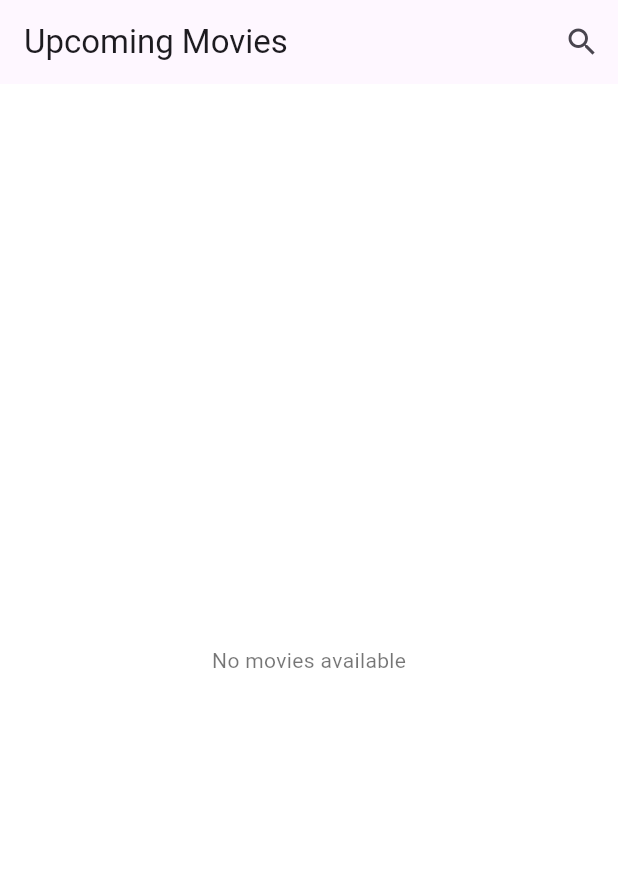
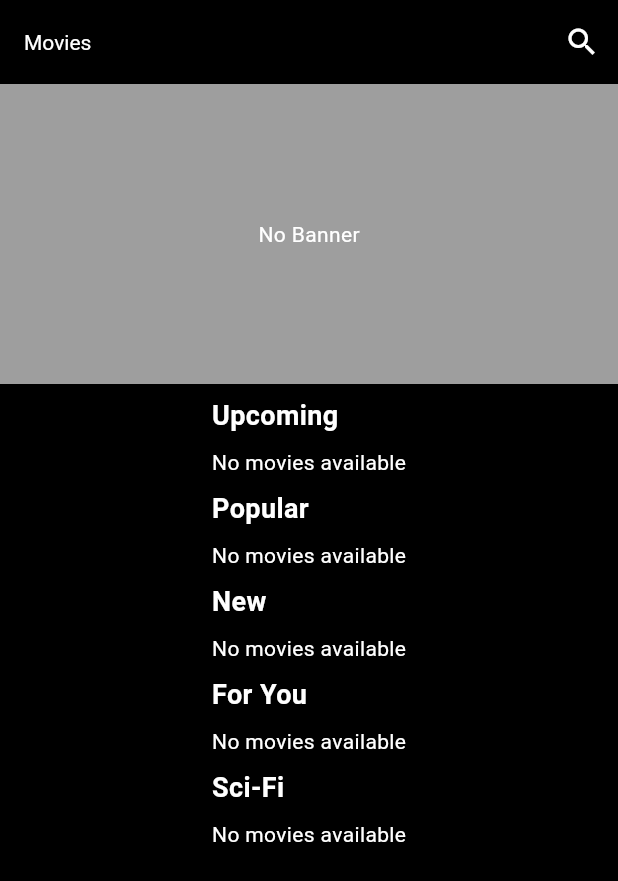
Before and after one commit to mrehman11068/moviesapptest, a Flutter app: the screen it shows after launch, on a phone screen of 412 x 824 dp. Shown: the top 881 px of the screen. Run offline on Flutter 3.47's test engine with Material 3 defaults, Android fonts, the phone set to English and light mode, and no system bars; our stand-ins replace dio, get, video_player; network calls fail.

Commit message:
first commit

```diff
--- a/lib/models/movie.dart
+++ b/lib/models/movie.dart
@@ -3,6 +3,7 @@ class Movie {
   final String title;
   final String overview;
   final String posterPath;
+  final String backdropPath; // <-- New field
   final String releaseDate;
 
   Movie({
@@ -10,6 +11,7 @@ class Movie {
     required this.title,
     required this.overview,
     required this.posterPath,
+    required this.backdropPath,
     required this.releaseDate,
   });
 
@@ -19,6 +21,7 @@ class Movie {
       title: json['title'] ?? '',
       overview: json['overview'] ?? '',
       posterPath: json['poster_path'] ?? '',
+      backdropPath: json['backdrop_path'] ?? '',
       releaseDate: json['release_date'] ?? '',
     );
   }
--- a/lib/utils/app_theme.dart
+++ b/lib/utils/app_theme.dart
@@ -1,11 +1,33 @@
 import 'package:flutter/material.dart';
 
 final ThemeData appThemeData = ThemeData(
-  primarySwatch: Colors.blue,
-  scaffoldBackgroundColor: Colors.white,
+  scaffoldBackgroundColor: Colors.black,
+  appBarTheme: AppBarTheme(
+    backgroundColor: Colors.black,
+    titleTextStyle: TextStyle(color: Colors.white),
+    iconTheme: IconThemeData(
+      color: Colors.white
+    )
+  ),
   textTheme: TextTheme(
-    bodyLarge: TextStyle(fontSize: 16.0, color: Colors.black),
-    bodyMedium: TextStyle(fontSize: 14.0, color: Colors.black54),
-    bodySmall: TextStyle(fontSize: 14.0, color: Colors.black54),
+    headlineLarge: TextStyle(fontSize: 16.0, color: Colors.white),
+    headlineMedium: TextStyle(fontSize: 16.0, color: Colors.white),
+    headlineSmall: TextStyle(fontSize: 16.0, color: Colors.white),
+
+    displayLarge: TextStyle(fontSize: 16.0, color: Colors.white),
+    displayMedium: TextStyle(fontSize: 16.0, color: Colors.white),
+    displaySmall: TextStyle(fontSize: 16.0, color: Colors.white),
+
+    titleLarge: TextStyle(fontSize: 16.0, color: Colors.white),
+    titleMedium: TextStyle(fontSize: 16.0, color: Colors.white),
+    titleSmall: TextStyle(fontSize: 16.0, color: Colors.white),
+
+    labelLarge: TextStyle(fontSize: 16.0, color: Colors.white),
+    labelMedium: TextStyle(fontSize: 16.0, color: Colors.white),
+    labelSmall: TextStyle(fontSize: 16.0, color: Colors.white),
+
+    bodyLarge: TextStyle(fontSize: 16.0, color: Colors.white),
+    bodyMedium: TextStyle(fontSize: 14.0, color: Colors.white),
+    bodySmall: TextStyle(fontSize: 14.0, color: Colors.white),
   ),
 );
--- a/lib/views/movie_list_screen.dart
+++ b/lib/views/movie_list_screen.dart
@@ -1,53 +1,159 @@
 import 'package:flutter/material.dart';
 import 'package:get/get.dart';
-import '../controllers/movie_controller.dart';
+import '../controllers/movie_category_controller.dart';
 import '../models/movie.dart';
 import '../utils/common_widgets.dart';
 
 class MovieListScreen extends StatelessWidget {
-  final MovieController movieController = Get.put(MovieController());
+  final MovieCategoryController categoryController = Get.put(MovieCategoryController());
+
+  /// Build the banner widget using upcoming movies’ backdrop images.
+  Widget buildBanner() {
+    return Obx(() {
+      if (categoryController.isLoadingUpcoming.value) {
+        return LoadingWidget(message: 'Loading Banner...');
+      } else if (categoryController.upcomingMovies.isEmpty) {
+        return Container(
+          height: 200,
+          color: Colors.grey,
+          child: Center(child: Text('No Banner')),
+        );
+      } else {
+        return SizedBox(
+          height: 200,
+          child: PageView.builder(
+            itemCount: categoryController.upcomingMovies.length,
+            itemBuilder: (context, index) {
+              Movie movie = categoryController.upcomingMovies[index];
+              return GestureDetector(
+                onTap: () {
+                  Get.toNamed('/movie_detail', arguments: movie);
+                },
+                child: Stack(
+                  fit: StackFit.expand,
+                  children: [
+                    Image.network(
+                      movie.backdropPath.isNotEmpty
+                          ? 'https://image.tmdb.org/t/p/w780${movie.backdropPath}'
+                          : 'https://via.placeholder.com/780x200?text=No+Image',
+                      fit: BoxFit.cover,
+                    ),
+                    Container(
+                      color: Colors.black26,
+                      alignment: Alignment.bottomLeft,
+                      padding: EdgeInsets.all(16),
+                      child: Text(
+                        movie.title,
+                        style: TextStyle(
+                            color: Colors.white,
+                            fontSize: 20,
+                            fontWeight: FontWeight.bold
+                        ),
+                      ),
+                    ),
+                  ],
+                ),
+              );
+            },
+          ),
+        );
+      }
+    });
+  }
+
+  /// Build a section for a category with a horizontal list of movies.
+  Widget buildCategorySection(String title, RxBool isLoading, RxList<Movie> movies) {
+    return Column(
+      crossAxisAlignment: CrossAxisAlignment.start,
+      children: [
+        Padding(
+          padding: EdgeInsets.symmetric(horizontal: 16, vertical: 8),
+          child: Text(
+            title,
+            style: TextStyle(fontSize: 18, fontWeight: FontWeight.bold, color: Colors.white),
+          ),
+        ),
+        Obx(() {
+          if (isLoading.value) {
+            return LoadingWidget(message: 'Loading $title...');
+          } else if (movies.isEmpty) {
+            return Padding(
+              padding: EdgeInsets.symmetric(horizontal: 16),
+              child: Text('No movies available', style: TextStyle(color: Colors.white)),
+            );
+          } else {
+            return SizedBox(
+              height: 150,
+              child: ListView.builder(
+                scrollDirection: Axis.horizontal,
+                itemCount: movies.length,
+                itemBuilder: (context, index) {
+                  Movie movie = movies[index];
+                  return GestureDetector(
+                    onTap: () {
+                      Get.toNamed('/movie_detail', arguments: movie);
+                    },
+                    child: Container(
+                      width: 100,
+                      margin: EdgeInsets.symmetric(horizontal: 8),
+                      child: Column(
+                        children: [
+                          Expanded(
+                            child: movie.posterPath.isNotEmpty
+                                ? Image.network(
+                              'https://image.tmdb.org/t/p/w185${movie.posterPath}',
+                              fit: BoxFit.cover,
+                            )
+                                : Container(color: Colors.grey),
+                          ),
+                          SizedBox(height: 4),
+                          Text(
+                            movie.title,
+                            style: TextStyle(fontSize: 12, color: Colors.white),
+                            maxLines: 1,
+                            overflow: TextOverflow.ellipsis,
+                          ),
+                        ],
+                      ),
+                    ),
+                  );
+                },
+              ),
+            );
+          }
+        }),
+      ],
+    );
+  }
 
   @override
   Widget build(BuildContext context) {
     return Scaffold(
+      backgroundColor: Colors.black,
       appBar: AppBar(
-        title: Text('Upcoming Movies'),
+        title: Text('Movies', style: TextStyle(color: Colors.white)),
+        backgroundColor: Colors.black,
         actions: [
           IconButton(
-            icon: Icon(Icons.search),
+            icon: Icon(Icons.search, color: Colors.white),
             onPressed: () {
               Get.toNamed('/movie_search');
             },
-          )
+          ),
         ],
       ),
-      body: Obx(() {
-        if (movieController.isLoading.value) {
-          return LoadingWidget(message: 'Loading Movies...');
-        } else if (movieController.movies.isEmpty) {
-          return Center(child: Text('No movies available'));
-        } else {
-          return ListView.builder(
-            itemCount: movieController.movies.length,
-            itemBuilder: (context, index) {
-              Movie movie = movieController.movies[index];
-              return ListTile(
-                leading: movie.posterPath.isNotEmpty
-                    ? Image.network(
-                  'https://image.tmdb.org/t/p/w92${movie.posterPath}',
-                  fit: BoxFit.cover,
-                )
-                    : null,
-                title: Text(movie.title),
-                subtitle: Text(movie.releaseDate),
-                onTap: () {
-                  Get.toNamed('/movie_detail', arguments: movie);
-                },
-              );
-            },
-          );
-        }
-      }),
+      body: SingleChildScrollView(
+        child: Column(
+          children: [
+            buildBanner(),
+            buildCategorySection('Upcoming', categoryController.isLoadingUpcoming, categoryController.upcomingMovies),
+            buildCategorySection('Popular', categoryController.isLoadingPopular, categoryController.popularMovies),
+            buildCategorySection('New', categoryController.isLoadingNew, categoryController.newMovies),
+            buildCategorySection('For You', categoryController.isLoadingForYou, categoryController.forYouMovies),
+            buildCategorySection('Sci-Fi', categoryController.isLoadingSciFi, categoryController.sciFiMovies),
+          ],
+        ),
+      ),
     );
   }
 }
```
Also changed, not shown: lib/controllers/movie_category_controller.dart (added, +113 -0 lines), lib/views/movie_search_screen.dart (+14 -5 lines), 1 other file.
